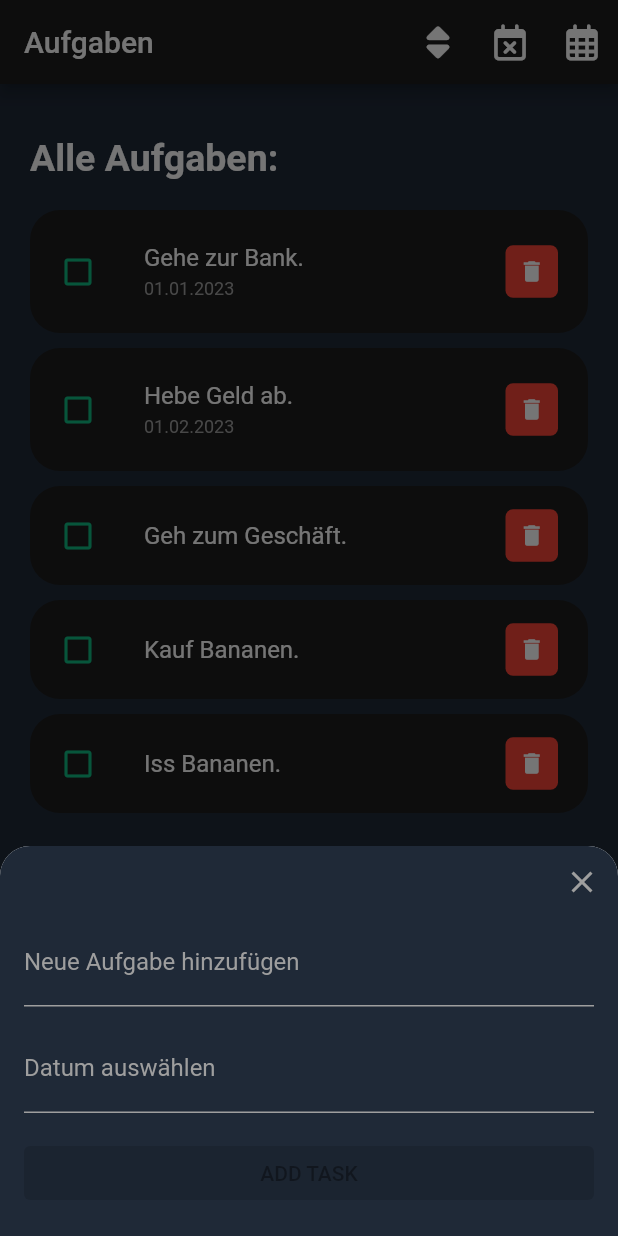
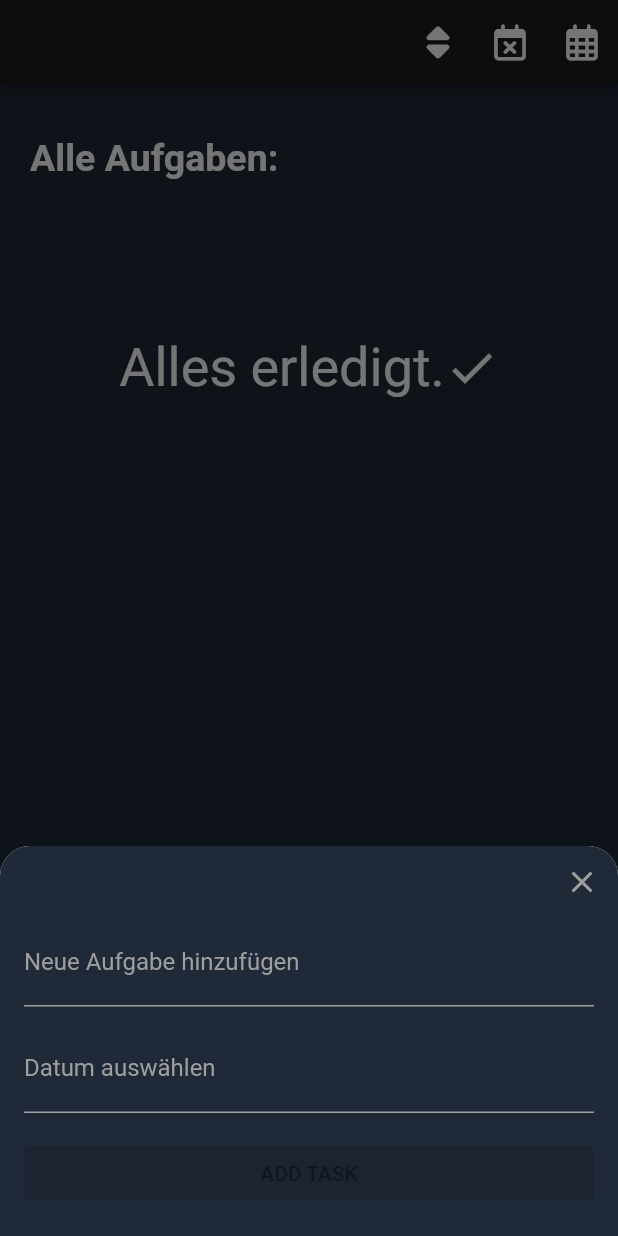
Before and after one commit to timo-js/flutter_to_do, a Flutter app: the screen it shows after launch, after a tap on the "add" icon, on a phone screen of 412 x 824 dp. Run offline on Flutter 3.47's test engine with Material 2 defaults, Android fonts, the phone set to English and light mode, and no system bars; our stand-ins replace date_format, font_awesome_flutter, shared_preferences.

Commit message:
speichere Aufgaben in Shared Preferences

```diff
--- a/lib/main.dart
+++ b/lib/main.dart
@@ -1,9 +1,12 @@
 import 'package:flutter/material.dart';
+import 'dart:convert';
 import 'task.dart';
 import 'taskItem.dart';
 import 'addTaskForm.dart';
 import 'package:date_format/date_format.dart';
 import 'package:font_awesome_flutter/font_awesome_flutter.dart';
+import 'package:flutter_to_do/utils/task_shared_preferences.dart';
+import 'package:shared_preferences/shared_preferences.dart';
 
 void main() {
   runApp(const MaterialApp(home: ToDoApp()));
@@ -17,34 +20,34 @@ class ToDoApp extends StatefulWidget {
 }
 
 class _ToDoAppState extends State<ToDoApp> {
-  final List<Task> _tasks = [
-    Task(
-      id: '01',
-      creationTimestamp: 1,
-      taskText: 'Gehe zur Bank.',
-      taskDate: "01.01.2023",
-    ),
-    Task(
-      id: '02',
-      creationTimestamp: 2,
-      taskText: 'Hebe Geld ab.',
-      taskDate: "01.02.2023",
-    ),
-    Task(
-      id: '03',
-      creationTimestamp: 3,
-      taskText: 'Geh zum Geschäft.',
-    ),
-    Task(
-      id: '04',
-      creationTimestamp: 4,
-      taskText: 'Kauf Bananen.',
-    ),
-    Task(
-      id: '05',
-      creationTimestamp: 5,
-      taskText: 'Iss Bananen.',
-    ),
+  List<Task> _tasks = [
+    // Task(
+    //   id: '01',
+    //   creationTimestamp: 1,
+    //   taskText: 'Gehe zur Bank.',
+    //   taskDate: "01.01.2023",
+    // ),
+    // Task(
+    //   id: '02',
+    //   creationTimestamp: 2,
+    //   taskText: 'Hebe Geld ab.',
+    //   taskDate: "01.02.2023",
+    // ),
+    // Task(
+    //   id: '03',
+    //   creationTimestamp: 3,
+    //   taskText: 'Geh zum Geschäft.',
+    // ),
+    // Task(
+    //   id: '04',
+    //   creationTimestamp: 4,
+    //   taskText: 'Kauf Bananen.',
+    // ),
+    // Task(
+    //   id: '05',
+    //   creationTimestamp: 5,
+    //   taskText: 'Iss Bananen.',
+    // ),
   ];
 
   String filterDate = "";
@@ -74,12 +77,40 @@ class _ToDoAppState extends State<ToDoApp> {
     setState(() {
       task.isDone = !task.isDone;
     });
+    safeSharedPreferences();
   }
 
   void _handleTaskDelete(Task task) {
     setState(() {
       _tasks.removeWhere((element) => element.id == task.id);
     });
+    safeSharedPreferences();
+  }
+
+  void safeSharedPreferences() async {
+    final prefs = await SharedPreferences.getInstance();
+    final String encodedData = Task.encode(_tasks);
+
+    await prefs.setString('tasks', encodedData);
+  }
+
+  Future getSharedPreferences() async {
+    final prefs = await SharedPreferences.getInstance();
+
+    final tasks = (prefs.getString('tasks'));
+
+    if (tasks != null) {
+      setState(() {
+        _tasks = Task.decode(tasks);
+      });
+    }
+  }
+
+  @override
+  void initState() {
+    super.initState();
+
+    getSharedPreferences();
   }
 
   @override
@@ -87,10 +118,11 @@ class _ToDoAppState extends State<ToDoApp> {
     return Scaffold(
       backgroundColor: const Color.fromRGBO(31, 41, 55, 1),
       appBar: AppBar(
-        title: const Text('Aufgaben'),
+        // title: const Text('Aufgaben-Liste:'),
         backgroundColor: const Color.fromRGBO(28, 28, 28, 1),
         actions: <Widget>[
           IconButton(
+            tooltip: 'Sortiere alt/neu',
             icon: const FaIcon(FontAwesomeIcons.sort),
             onPressed: () {
               setState(() {
@@ -99,6 +131,7 @@ class _ToDoAppState extends State<ToDoApp> {
             },
           ),
           IconButton(
+            tooltip: 'lösche Datumsfilter',
             icon: const FaIcon(FontAwesomeIcons.calendarXmark),
             onPressed: () {
               setState(() {
@@ -107,6 +140,7 @@ class _ToDoAppState extends State<ToDoApp> {
             },
           ),
           IconButton(
+            tooltip: 'wähle Datumsfilter',
             icon: const FaIcon(FontAwesomeIcons.calendarDays),
             color: Colors.white,
             onPressed: () async {
@@ -175,7 +209,7 @@ class _ToDoAppState extends State<ToDoApp> {
                         crossAxisAlignment: CrossAxisAlignment.center,
                         children: [
                           Text(
-                            'Alles erledigt! ',
+                            'Alles erledigt.',
                             style: TextStyle(fontSize: 36, color: Colors.white),
                           ),
                           Icon(
@@ -191,6 +225,7 @@ class _ToDoAppState extends State<ToDoApp> {
         ]),
       ),
       floatingActionButton: FloatingActionButton(
+        tooltip: 'Neue Aufgabe hinzufügen',
         onPressed: () {
           showModalBottomSheet(
             context: context,
--- a/lib/task.dart
+++ b/lib/task.dart
@@ -1,3 +1,5 @@
+import 'dart:convert';
+
 class Task {
   String id;
   String taskText;
@@ -11,4 +13,31 @@ class Task {
       this.isDone = false,
       this.taskDate = "",
       required this.creationTimestamp});
+
+  factory Task.fromJson(Map<String, dynamic> jsonData) {
+    return Task(
+      id: jsonData['id'],
+      taskText: jsonData['taskText'],
+      isDone: jsonData['isDone'],
+      taskDate: jsonData['taskDate'],
+      creationTimestamp: jsonData['creationTimestamp'],
+    );
+  }
+
+  static List<Task> decode(String tasks) =>
+      (json.decode(tasks) as List<dynamic>)
+          .map<Task>((item) => Task.fromJson(item))
+          .toList();
+
+  static Map<String, dynamic> toMap(Task task) => {
+        'id': task.id,
+        'taskText': task.taskText,
+        'isDone': task.isDone,
+        'taskDate': task.taskDate,
+        'creationTimestamp': task.creationTimestamp
+      };
+
+  static String encode(List<Task> tasks) => json.encode(
+        tasks.map<Map<String, dynamic>>((task) => Task.toMap(task)).toList(),
+      );
 }
--- a/pubspec.yaml
+++ b/pubspec.yaml
@@ -39,6 +39,7 @@ dependencies:
   date_format: ^2.0.7
 
   font_awesome_flutter: ">= 4.7.0"
+  shared_preferences: ^2.2.0
 
 dev_dependencies:
   flutter_test:
```
Also changed, not shown: lib/utils/task_shared_preferences.dart (added, +12 -0 lines), pubspec.lock, 1 other file.
